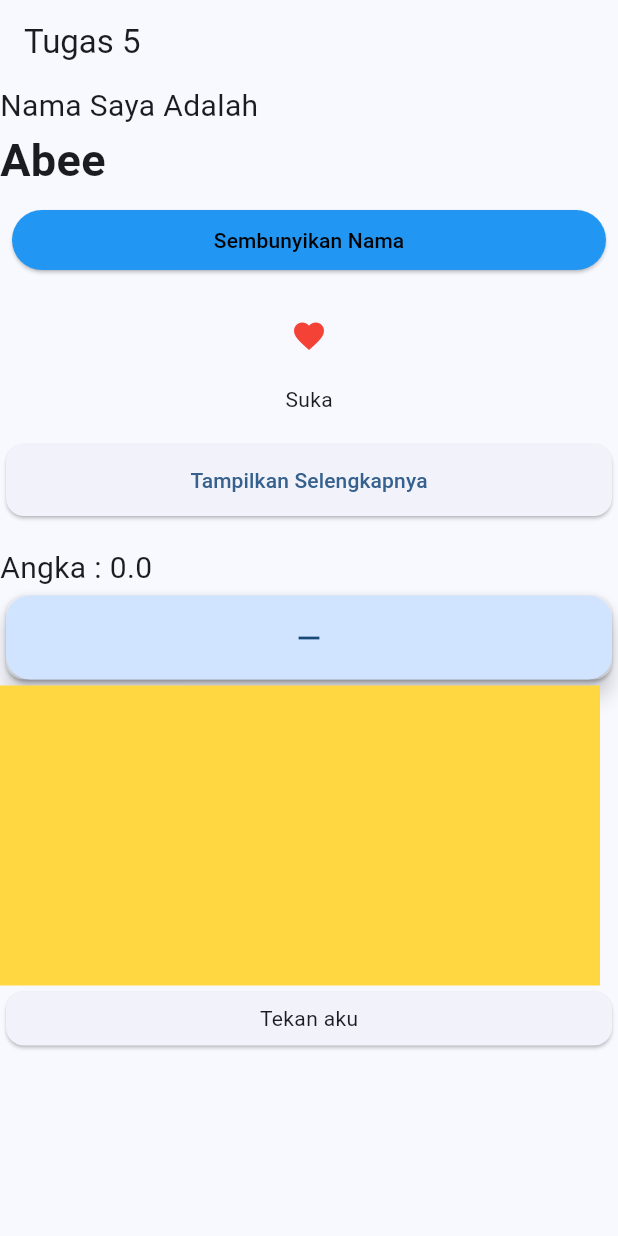
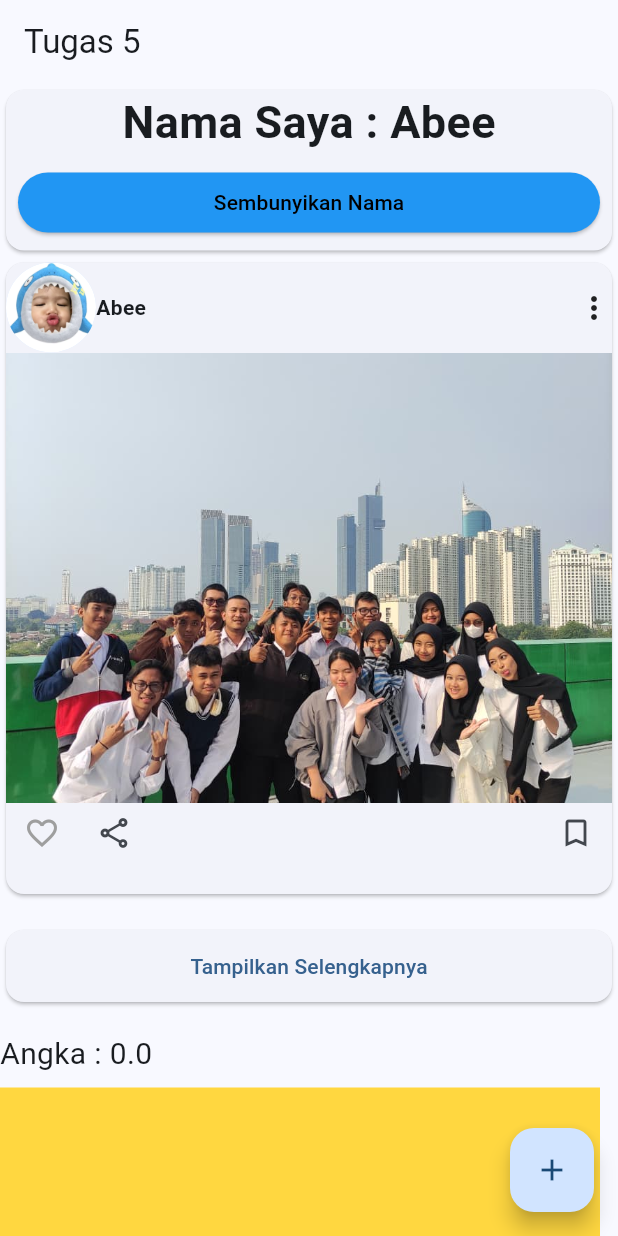
Before and after one commit to ProjectABEE/ppkd_b4_abee, a Flutter app: the screen it shows after launch, on a phone screen of 412 x 824 dp. Run offline on Flutter 3.47's test engine with Material 3 defaults, Android fonts, the light colour scheme and no system bars; missing offline and left inert: mobkit_dashed_border.

Commit message:
Tugas 5 Revisi dirumah

```diff
--- a/lib/day12/tugas5.dart
+++ b/lib/day12/tugas5.dart
@@ -8,8 +8,10 @@ class Tugas5 extends StatefulWidget {
 }
 
 class _Tugas5State extends State<Tugas5> {
-  bool nama = true;
-  bool fav = true;
+  bool nama = false;
+  bool fav = false;
+  bool share = false;
+  bool save = false;
   bool selengkapnya = false;
   bool sentuh = false;
   int angka = 0;
@@ -17,14 +19,25 @@ class _Tugas5State extends State<Tugas5> {
   @override
   Widget build(BuildContext context) {
     return Scaffold(
+      floatingActionButton: FloatingActionButton(
+        onPressed: () {
+          print("tambah $counter");
+          counter--;
+          setState(() {});
+        },
+        child: Icon(Icons.add),
+      ),
       appBar: AppBar(title: Text("Tugas 5")),
-      body: Column(
+      body: SingleChildScrollView(
+        physics: BouncingScrollPhysics(),
+        child: Column(
           crossAxisAlignment: CrossAxisAlignment.start,
           children: [
-          Text("Nama Saya Adalah ", style: TextStyle(fontSize: 20)),
-          if (nama)
+            Card(
+              child: Column(
+                children: [
                   Text(
-              "Abee",
+                    nama ? "Nama Saya : " : "Nama Saya : Abee",
                     style: TextStyle(fontSize: 30, fontWeight: FontWeight.bold),
                   ),
                   Padding(
@@ -32,35 +45,119 @@ class _Tugas5State extends State<Tugas5> {
                     child: SizedBox(
                       width: double.infinity,
                       child: ElevatedButton(
-                style: ElevatedButton.styleFrom(backgroundColor: Colors.blue),
+                        style: ElevatedButton.styleFrom(
+                          backgroundColor: Colors.blue,
+                        ),
                         onPressed: () {
                           print("Tampilkan Nama $nama");
                           nama = !nama;
                           setState(() {});
                         },
                         child: Text(
-                  nama ? "Sembunyikan Nama" : "Munculkan Nama",
+                          nama ? "Munculkan Nama" : "Sembunyikan Nama",
                           style: TextStyle(color: Colors.black),
                         ),
                       ),
                     ),
                   ),
-          Padding(
-            padding: EdgeInsets.all(8),
-            child: SizedBox(
+                ],
+              ),
+            ),
+            Card(
+              child: Column(
+                children: [
+                  Row(
+                    children: [
+                      CircleAvatar(
+                        radius: 30,
+                        backgroundImage: AssetImage('assets/images/abe.webp'),
+                      ),
+                      Text(
+                        "Abee",
+                        style: TextStyle(fontWeight: FontWeight.bold),
+                      ),
+                      Spacer(),
+                      Icon(Icons.more_vert),
+                    ],
+                  ),
+                  SizedBox(
                     width: double.infinity,
-              child: IconButton(
+                    height: 300,
+                    child: DecoratedBox(
+                      decoration: BoxDecoration(
+                        image: DecorationImage(
+                          image: AssetImage("assets/images/Postingan.jpeg"),
+                          fit: BoxFit.cover,
+                        ),
+                      ),
+                    ),
+                  ),
+                  Row(
+                    children: [
+                      IconButton(
                         onPressed: () {
                           print("Tampilkan fav $fav");
                           fav = !fav;
                           setState(() {});
                         },
-                icon: Icon(fav ? Icons.favorite : Icons.favorite_border),
+                        icon: Column(
+                          children: [
+                            Row(
+                              children: [
+                                Icon(
+                                  fav ? Icons.favorite : Icons.favorite_border,
+                                ),
+                              ],
+                            ),
+                            Row(children: [Text(fav ? "Suka" : "")]),
+                          ],
+                        ),
                         color: fav ? Colors.red : Colors.grey,
                       ),
+                      IconButton(
+                        onPressed: () {
+                          print("Tampilkan share $share");
+                          share = !share;
+                          setState(() {});
+                        },
+                        icon: Column(
+                          children: [
+                            Row(
+                              children: [
+                                Icon(
+                                  share ? Icons.share : Icons.share_outlined,
+                                ),
+                              ],
+                            ),
+                            Row(children: [Text(share ? "Bagikan" : "")]),
+                          ],
                         ),
                       ),
-          Center(child: fav ? Text("Suka") : Text("")),
+                      Spacer(),
+                      IconButton(
+                        onPressed: () {
+                          print("Tampilkan Save$save");
+                          save = !save;
+                          setState(() {});
+                        },
+                        icon: Column(
+                          children: [
+                            Row(
+                              children: [
+                                Icon(
+                                  save ? Icons.bookmark : Icons.bookmark_border,
+                                ),
+                              ],
+                            ),
+                            Row(children: [Text(save ? "Saved" : "")]),
+                          ],
+                        ),
+                      ),
+                    ],
+                  ),
+                ],
+              ),
+            ),
             if (selengkapnya)
               Text(
                 "Saya suka belajar flutter karena flutter itu keren dan mudah untuk dipelajari. Flutter juga memiliki komunitas yang besar dan banyak sumber belajar yang tersedia secara online.",
@@ -83,16 +180,9 @@ class _Tugas5State extends State<Tugas5> {
             Padding(padding: EdgeInsets.all(8)),
             Text("Angka : $counter", style: TextStyle(fontSize: 20)),
             Card(
-            child: SizedBox(
-              width: double.infinity,
-              child: FloatingActionButton(
-                onPressed: () {
-                  print("kurang$counter");
-                  counter--;
-                  setState(() {});
-                },
-                child: Icon(Icons.remove),
-              ),
+              child: Container(
+                color: Colors.amber,
+                child: SizedBox(width: double.infinity),
               ),
             ),
             Container(
@@ -110,15 +200,7 @@ class _Tugas5State extends State<Tugas5> {
                       sentuh = !sentuh;
                       setState(() {});
                     },
-                  child: sentuh
-                      ? Container(
-                          decoration: BoxDecoration(
-                            image: DecorationImage(
-                              image: AssetImage('assets/images/poci.jpeg'),
-                            ),
-                          ),
-                        )
-                      : SizedBox(),
+                    child: Center(child: Text(sentuh ? "Baaa" : "")),
                   ),
                 ),
               ),
@@ -151,6 +233,7 @@ class _Tugas5State extends State<Tugas5> {
             ),
           ],
         ),
+      ),
     );
   }
 }
```
Also changed, not shown: assets/images/Postingan.jpeg (added). Lines whose indentation alone changed are shown as unchanged.
